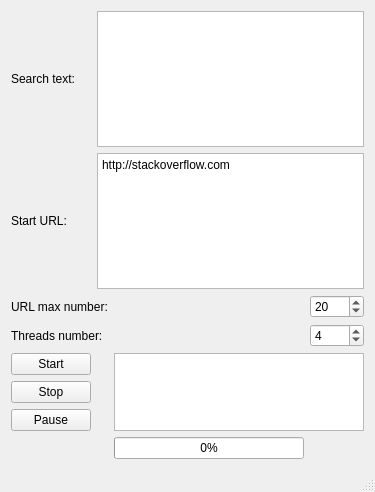
Qt form HtmlPageSearcher.ui (AnatoliiKubariev/HtmlPageSearcher) before a commit.
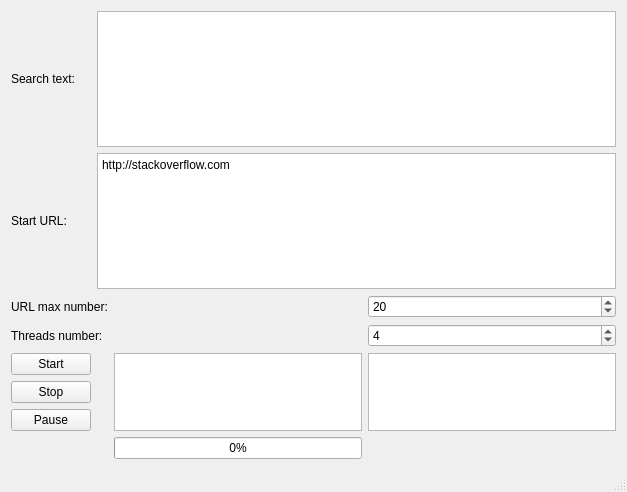
The same form after that commit.

Patch:
```diff
--- a/HtmlPageSearcher.ui
+++ b/HtmlPageSearcher.ui
@@ -6,7 +6,7 @@
    <rect>
     <x>0</x>
     <y>0</y>
-    <width>375</width>
+    <width>627</width>
     <height>492</height>
    </rect>
   </property>
@@ -86,9 +86,6 @@
       </property>
      </widget>
     </item>
-    <item row="4" column="2" rowspan="3" colspan="2">
-     <widget class="QTextEdit" name="m_text_edit"/>
-    </item>
     <item row="5" column="0">
      <widget class="QPushButton" name="m_button_stop">
       <property name="text">
@@ -113,6 +110,12 @@
       </property>
      </widget>
     </item>
+    <item row="4" column="2" rowspan="3">
+     <widget class="QTextEdit" name="m_load_urls"/>
+    </item>
+    <item row="4" column="3" rowspan="3">
+     <widget class="QTextEdit" name="m_found_text"/>
+    </item>
    </layout>
   </widget>
   <widget class="QStatusBar" name="statusBar"/>
```
